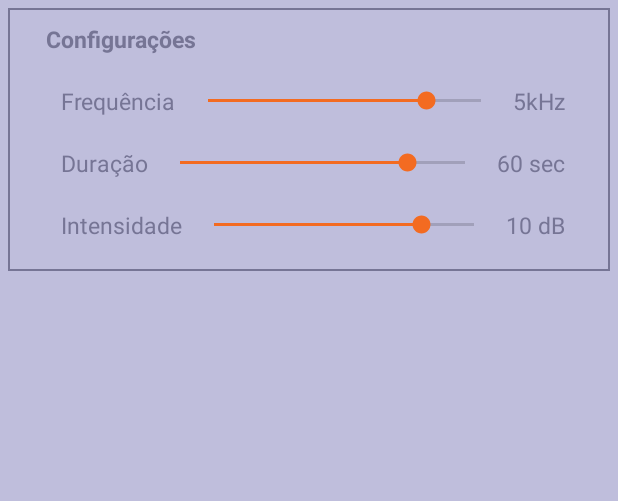
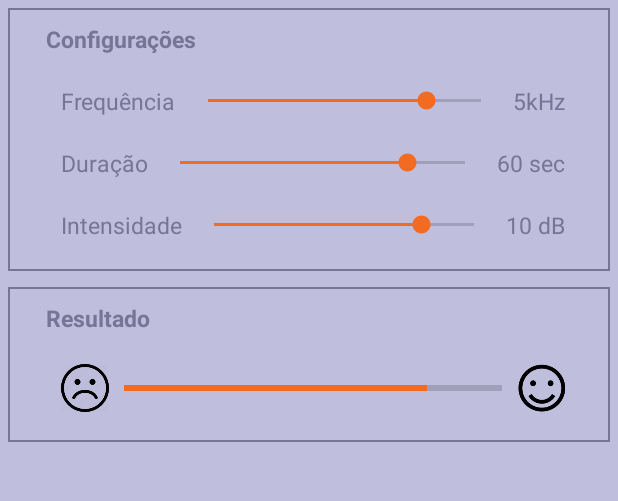
Before and after one commit to aureobeck/NannyApp, an Android app: the screen it shows after launch (DashboardActivity), on a phone screen of 412 x 824 dp, the part 84-585 px from its top. Run offline under Robolectric (Android 15) with nearby library versions, the phone set to English and light mode, and no system bars.

Commit message:
Adds result interface

```diff
--- a/app/src/main/res/layout/activity_dashboard.xml
+++ b/app/src/main/res/layout/activity_dashboard.xml
@@ -13,7 +13,7 @@
         layout="@layout/app_bar" />
 
     <RelativeLayout
-        android:id="@+id/relativeLayoutActivity"
+        android:id="@+id/relativeLayoutConfiguration"
         android:layout_width="match_parent"
         android:layout_height="wrap_content"
         android:layout_gravity="top"
@@ -195,4 +195,85 @@
 
     </RelativeLayout>
 
+    <RelativeLayout
+        android:id="@+id/relativeLayoutResult"
+        android:layout_width="match_parent"
+        android:layout_height="wrap_content"
+        android:layout_gravity="top"
+        android:layout_margin="5dp"
+        android:gravity="center"
+        android:orientation="vertical"
+        android:layout_marginTop="20sp"
+        android:background="@drawable/customborder">
+
+        <!-- TODO: String -->
+        <TextView
+            android:id="@+id/textViewResultTitle"
+            android:layout_width="wrap_content"
+            android:layout_height="wrap_content"
+            android:layout_alignParentLeft="true"
+            android:text="Resultado"
+            android:textStyle="bold"
+            android:layout_marginLeft="15dp"
+            android:layout_marginBottom="10dp"
+            android:textAppearance="?android:attr/textAppearanceLarge"
+            android:textColor="@color/grey_05"
+            android:textSize="15dp" />
+
+        <RelativeLayout
+            android:id="@+id/relativeLayoutFrequencyResult"
+            android:layout_below="@+id/textViewResultTitle"
+            android:layout_width="wrap_content"
+            android:layout_height="wrap_content"
+            android:layout_marginTop="10dp"
+            android:layout_marginBottom="10dp"
+            android:layout_centerHorizontal="true"
+            android:layout_centerVertical="true"
+            android:layout_marginLeft="25dp"
+            android:layout_marginRight="20dp"
+            android:layout_alignParentRight="true"
+            android:layout_alignParentLeft="true"
+            android:orientation="horizontal">
+
+            <!-- TODO: String -->
+            <ImageView
+                android:id="@+id/imageViewResultSad"
+                android:layout_width="32dp"
+                android:layout_height="32dp"
+                android:layout_alignParentLeft="true"
+                android:text="Frequência"
+                android:background="@mipmap/sad_icon"
+                android:textAppearance="?android:attr/textAppearanceSmall"
+                android:textColor="@color/grey_05"
+                android:textSize="15dp" />
+
+            <!-- TODO: String -->
+            <ImageView
+                android:id="@+id/imageViewResultHappy"
+                android:layout_width="32dp"
+                android:layout_height="32dp"
+                android:background="@mipmap/happy_icon"
+                android:layout_centerInParent="true"
+                android:layout_alignParentRight="true"
+                android:textAppearance="?android:attr/textAppearanceSmall"
+                android:textColor="@color/grey_05"
+                android:textSize="15dp" />
+
+            <ProgressBar
+                android:id="@+id/progressBarResult"
+                style="?android:attr/progressBarStyleHorizontal"
+                android:layout_width="wrap_content"
+                android:layout_height="wrap_content"
+                android:layout_centerHorizontal="true"
+                android:layout_centerVertical="true"
+                android:layout_marginLeft="10dp"
+                android:layout_marginRight="10dp"
+                android:progress="80"
+                android:layout_toRightOf="@id/imageViewResultSad"
+                android:layout_toLeftOf="@+id/imageViewResultHappy"/>
+
+        </RelativeLayout>
+
+    </RelativeLayout>
+
 </LinearLayout>
```
Also changed, not shown: app/src/main/res/mipmap-hdpi/happy_icon.png (added), app/src/main/res/mipmap-hdpi/sad_icon.png (added).
